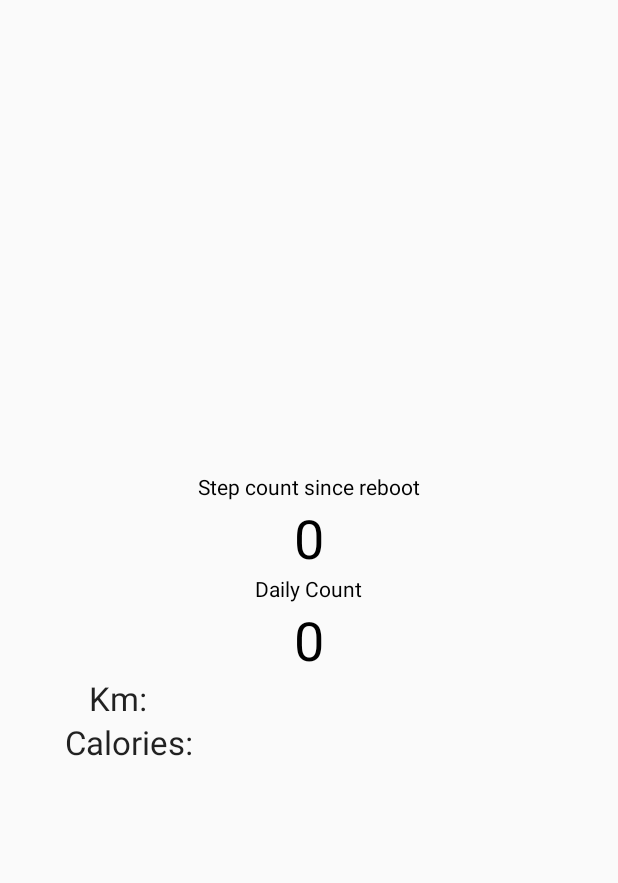
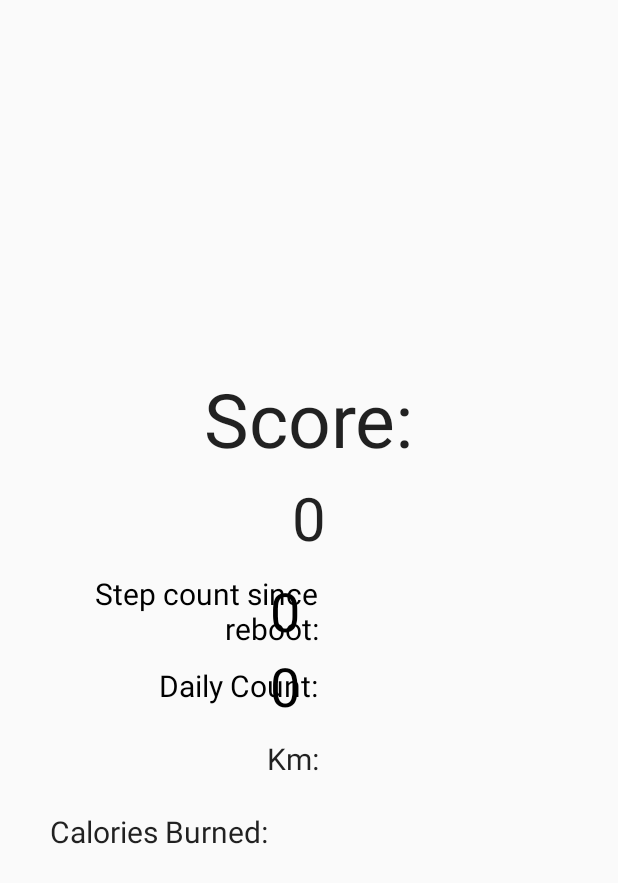
Before and after one commit to ItsJohnCena/memesquadquad, an Android app: the layout fragment_step.xml on its own in the app's theme, with its tools: preview values and no code run, on a phone screen of 412 x 824 dp. Shown: the top 883 px of the screen. Run offline under Robolectric (Android 15) with nearby library versions, the phone set to English and light mode, and no system bars.

Commit message:
alignment and score implementation
entered text and added score

```diff
--- a/Stepcount/app/src/main/java/fitgameproject/stepcount/StepFragment.java
+++ b/Stepcount/app/src/main/java/fitgameproject/stepcount/StepFragment.java
@@ -21,8 +21,9 @@ public class StepFragment extends Fragment implements SensorEventListener {
     private SensorManager sensormanager;//the sensor manager
     private TextView tCount;//the total count
     private TextView dCount;//the daily count
+    private TextView score;
     boolean activityRunning;//is the activity running?
-    int dSteps = 0;//daily steps
+    int dSteps = 67;//daily steps
 
 
 
@@ -54,6 +55,7 @@ public class StepFragment extends Fragment implements SensorEventListener {
         sensormanager = (SensorManager) getActivity().getSystemService(Context.SENSOR_SERVICE);//ui stuff
         kiloms = (TextView) view.findViewById(R.id.kiloms);
         calories = (TextView) view.findViewById(R.id.calories);
+        score = (TextView) view.findViewById(R.id.score);
         return view;
     }
 
@@ -104,6 +106,7 @@ public class StepFragment extends Fragment implements SensorEventListener {
             cals = dSteps / 20;
             kiloms.setText(String.format("%.2f", km));
             calories.setText(cals + "");
+            score.setText(dSteps/2 + "");
     }
 
     @Override
--- a/Stepcount/app/src/main/res/layout/fragment_step.xml
+++ b/Stepcount/app/src/main/res/layout/fragment_step.xml
@@ -4,42 +4,133 @@
     android:layout_width="match_parent"
     android:layout_height="match_parent"
     android:orientation="vertical"
-    android:gravity="center">
+    android:gravity="center"
+    android:weightSum="1">
 
     <!---steps-->
+
+    <LinearLayout
+        android:orientation="vertical"
+        android:layout_width="match_parent"
+        android:layout_height="wrap_content"
+        android:layout_gravity="center_horizontal">
+
+        <TextView
+            android:layout_width="wrap_content"
+            android:layout_height="wrap_content"
+            android:textAppearance="?android:attr/textAppearanceLarge"
+            android:text="Score:"
+            android:id="@+id/textView3"
+            android:layout_gravity="center_horizontal"
+            android:textSize="50sp"
+            android:layout_marginBottom="5dp" />
+
+        <TextView
+            android:layout_width="wrap_content"
+            android:layout_height="wrap_content"
+            android:textAppearance="?android:attr/textAppearanceLarge"
+            android:text="0"
+            android:id="@+id/score"
+            android:layout_gravity="center_horizontal"
+            android:password="false"
+            android:textSize="40sp"
+            android:layout_marginBottom="10dp" />
+
+        <RelativeLayout
+            android:layout_width="match_parent"
+            android:layout_height="match_parent"
+            android:layout_gravity="center_horizontal"></RelativeLayout>
+    </LinearLayout>
+
+    <LinearLayout
+        android:orientation="horizontal"
+        android:layout_width="match_parent"
+        android:layout_height="wrap_content"
+        android:layout_gravity="center_horizontal"
+        android:weightSum="1">
+
+        <RelativeLayout
+            android:layout_width="wrap_content"
+            android:layout_height="wrap_content">
+
             <TextView
                 android:textColor="@android:color/black"
-        android:layout_width="wrap_content"
+                android:layout_width="171dp"
                 android:layout_height="wrap_content"
-        android:text="Step count since reboot"
-        android:layout_gravity="center_horizontal" />
+                android:text="Step count since reboot:"
+                android:textAlignment="textEnd"
+                android:textSize="20sp"
+                android:layout_alignParentEnd="false"
+                android:layout_alignParentStart="false"
+                android:layout_alignParentRight="true"
+                android:layout_marginRight="200dp"
+                android:layout_centerVertical="true" />
+
             <TextView
                 android:id="@+id/tCount"
                 android:textSize="36dp"
                 android:textColor="@android:color/black"
                 android:layout_width="wrap_content"
                 android:layout_height="wrap_content"
-        android:text="0"/>
+                android:text="0"
+                android:paddingLeft="20dp"
+                android:layout_gravity="center_vertical"
+                android:layout_alignParentLeft="true"
+                android:layout_marginLeft="160dp"
+                android:layout_centerVertical="true" />
+
+        </RelativeLayout>
+
+    </LinearLayout>
+
+    <LinearLayout
+        android:orientation="horizontal"
+        android:layout_width="match_parent"
+        android:layout_height="wrap_content"
+        android:weightSum="1">
+
+        <RelativeLayout
+            android:layout_width="match_parent"
+            android:layout_height="wrap_content">
+
             <TextView
                 android:textColor="@android:color/black"
                 android:layout_width="wrap_content"
                 android:layout_height="wrap_content"
-        android:text="Daily Count" />
+                android:text="Daily Count:"
+                android:textAlignment="textEnd"
+                android:textSize="20sp"
+                android:layout_marginRight="200dp"
+                android:layout_alignParentEnd="true"
+                android:layout_centerVertical="true" />
+
             <TextView
                 android:id="@+id/dCount"
                 android:textSize="36dp"
                 android:textColor="@android:color/black"
                 android:layout_width="wrap_content"
                 android:layout_height="wrap_content"
-        android:text="0"/>
+                android:text="0"
+                android:paddingLeft="20dp"
+                android:layout_alignParentEnd="false"
+                android:layout_alignParentStart="true"
+                android:layout_marginLeft="160dp"
+                android:layout_centerVertical="true" />
+        </RelativeLayout>
+
+    </LinearLayout>
 
     <!--km stuff-->
     <LinearLayout
         android:orientation="horizontal"
-        android:layout_width="350dp"
+        android:layout_width="wrap_content"
         android:layout_height="wrap_content"
-        android:layout_gravity="center_horizontal"
-        android:weightSum="1">
+        android:weightSum="1"
+        android:textAlignment="center">
+
+        <RelativeLayout
+            android:layout_width="wrap_content"
+            android:layout_height="wrap_content">
 
             <TextView
                 android:layout_width="wrap_content"
@@ -48,17 +139,26 @@
                 android:text="Km:"
                 android:id="@+id/textView"
                 android:textAlignment="textEnd"
-            android:paddingLeft="0dp"
-            android:layout_weight="0.09" />
+                android:layout_weight="0.46"
+                android:layout_marginRight="200dp"
+                android:layout_alignParentStart="false"
+                android:layout_alignParentEnd="true"
+                android:layout_centerVertical="true"
+                android:textSize="20sp" />
 
             <TextView
                 android:layout_width="wrap_content"
                 android:layout_height="wrap_content"
                 android:textAppearance="?android:attr/textAppearanceLarge"
                 android:id="@+id/kiloms"
-            android:layout_weight="0.20"
                 android:textAlignment="center"
-            android:layout_gravity="right" />
+                android:paddingLeft="20dp"
+                android:textSize="36dp"
+                android:layout_alignParentEnd="false"
+                android:layout_alignParentStart="true"
+                android:layout_marginLeft="160dp"
+                android:layout_centerVertical="true" />
+        </RelativeLayout>
 
     </LinearLayout>
 
@@ -70,22 +170,35 @@
         android:layout_gravity="center_horizontal"
         android:weightSum="1">
 
-        <TextView
-            android:layout_width="105dp"
-            android:layout_height="wrap_content"
-            android:textAppearance="?android:attr/textAppearanceLarge"
-            android:text="Calories:"
-            android:id="@+id/textView2"
-            android:textAlignment="center"
-            android:layout_gravity="left" />
+        <RelativeLayout
+            android:layout_width="wrap_content"
+            android:layout_height="wrap_content">
 
             <TextView
-            android:layout_width="match_parent"
+                android:layout_width="wrap_content"
                 android:layout_height="wrap_content"
                 android:textAppearance="?android:attr/textAppearanceLarge"
                 android:id="@+id/calories"
-            android:layout_gravity="right"
-            android:paddingLeft="30dp" />
+                android:paddingLeft="20dp"
+                android:textSize="36dp"
+                android:layout_marginLeft="160dp"
+                android:layout_alignTop="@+id/textView2" />
+
+            <TextView
+                android:layout_width="wrap_content"
+                android:layout_height="wrap_content"
+                android:textAppearance="?android:attr/textAppearanceLarge"
+                android:text="Calories Burned:"
+                android:id="@+id/textView2"
+                android:textAlignment="textEnd"
+                android:layout_gravity="left"
+                android:layout_weight="0.04"
+                android:layout_marginRight="200dp"
+                android:layout_centerVertical="true"
+                android:layout_alignParentStart="false"
+                android:layout_alignParentEnd="true"
+                android:textSize="20sp" />
+        </RelativeLayout>
 
     </LinearLayout>
 
```
Lines whose indentation alone changed are shown as unchanged.
